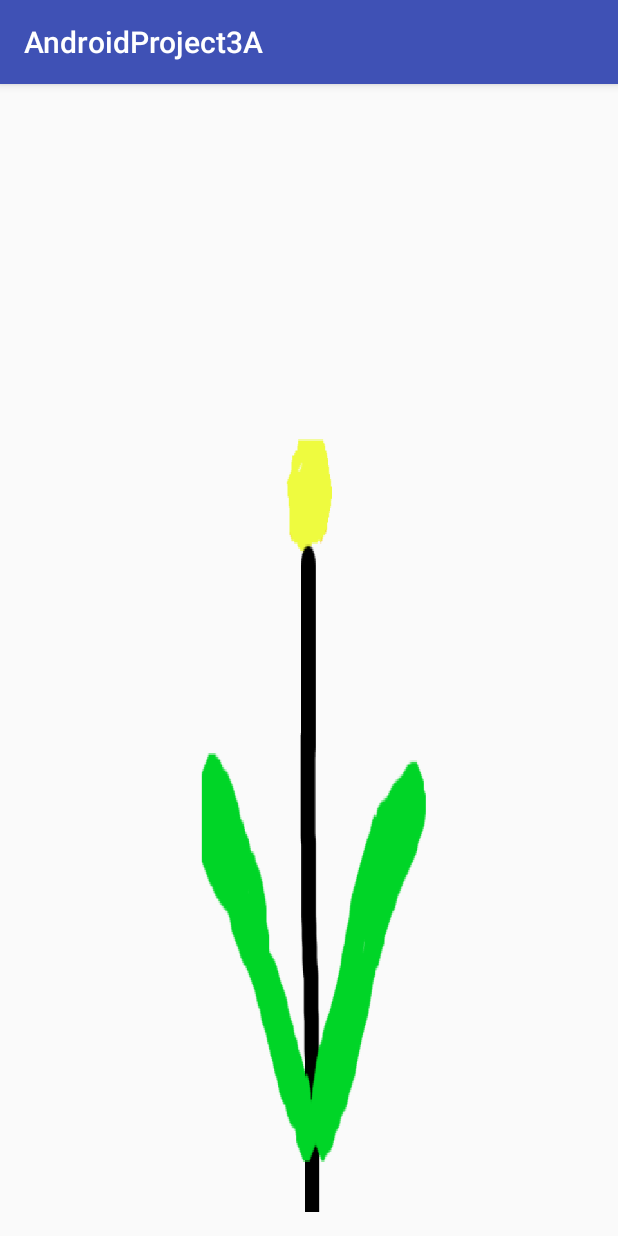
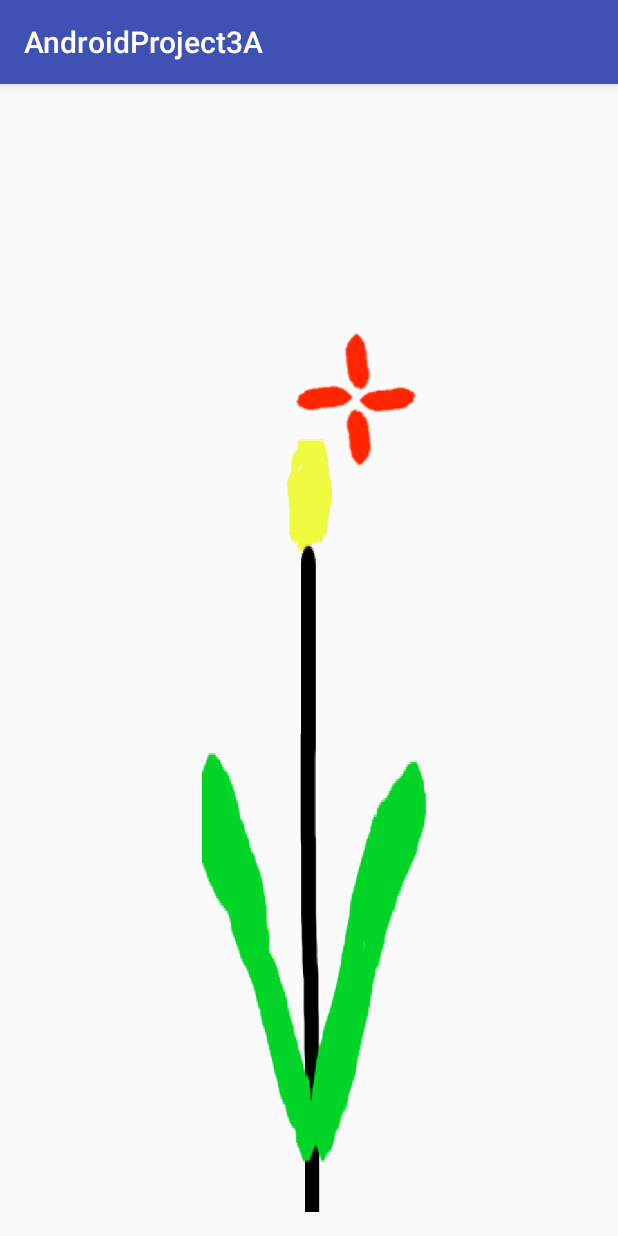
Before and after one commit to roppe546/AndroidProject3A, an Android app: the screen it shows after launch (MainActivity), on a phone screen of 412 x 824 dp. Run offline under Robolectric (Android 15) with nearby library versions, the phone set to English and light mode, and no system bars.

Commit message:
Alpha petal animations

```diff
--- a/app/src/main/java/com/example/robin/androidproject3a/FlowerAnimation.java
+++ b/app/src/main/java/com/example/robin/androidproject3a/FlowerAnimation.java
@@ -74,7 +74,6 @@ public class FlowerAnimation extends View {
         background8temp.recycle();
 
 //        petal = (ImageView) findViewById(R.id.petal1);
-
 //        petals = AnimationUtils.loadAnimation(getContext(), R.anim.nopetals1);
     }
 
--- a/app/src/main/java/com/example/robin/androidproject3a/MainActivity.java
+++ b/app/src/main/java/com/example/robin/androidproject3a/MainActivity.java
@@ -34,6 +34,7 @@ public class MainActivity extends AppCompatActivity {
     private float minAcc = 0;
     private int accCounter = 0;
     private Date time;
+    private Date previousShake;
 
     private FlowerAnimation flowerAnimation;
 
@@ -59,22 +60,16 @@ public class MainActivity extends AppCompatActivity {
         magneticSensor = manager.getDefaultSensor(Sensor.TYPE_MAGNETIC_FIELD);
         flowerAnimation = (FlowerAnimation) findViewById(R.id.flowerView);
 
-        petal1 = (ImageView) findViewById(R.id.petal1);
-        petal1.setVisibility(View.INVISIBLE);
-        petal2 = (ImageView) findViewById(R.id.petal2);
-        petal2.setVisibility(View.INVISIBLE);
-        petal3 = (ImageView) findViewById(R.id.petal3);
-        petal3.setVisibility(View.INVISIBLE);
-        petal4 = (ImageView) findViewById(R.id.petal4);
-        petal4.setVisibility(View.INVISIBLE);
-        petal5 = (ImageView) findViewById(R.id.petal5);
-        petal5.setVisibility(View.INVISIBLE);
+        petal1 = (ImageView) findViewById(R.id.petalup);
+        petal2 = (ImageView) findViewById(R.id.petalright);
+        petal3 = (ImageView) findViewById(R.id.petaldown);
+        petal4 = (ImageView) findViewById(R.id.petalleft);
 
         petalAnimation1 = AnimationUtils.loadAnimation(getApplicationContext(), R.anim.nopetals1);
         petalAnimation2 = AnimationUtils.loadAnimation(getApplicationContext(), R.anim.nopetals2);
         petalAnimation3 = AnimationUtils.loadAnimation(getApplicationContext(), R.anim.nopetals3);
         petalAnimation4 = AnimationUtils.loadAnimation(getApplicationContext(), R.anim.nopetals4);
-        petalAnimation5 = AnimationUtils.loadAnimation(getApplicationContext(), R.anim.nopetals5);
+        previousShake = new Date();
     }
 
     @Override
@@ -100,7 +95,6 @@ public class MainActivity extends AppCompatActivity {
             } else if (event.sensor.getType() == Sensor.TYPE_MAGNETIC_FIELD) {
                 magneticData = event.values;
             }
-
             senseIfShake();
             getOrientation();
         }
@@ -113,6 +107,10 @@ public class MainActivity extends AppCompatActivity {
 
     private boolean senseIfShake() {
         if (accelerometerData != null) {
+
+//            if(new Date().getTime() < previousShake.getTime() + 1000)
+//                return false;
+
             float x = accelerometerData[0];
             float y = accelerometerData[1];
             float z = accelerometerData[2];
@@ -125,7 +123,7 @@ public class MainActivity extends AppCompatActivity {
             if (time == null)
                 time = new Date();
 
-            System.out.println(acceleration);
+//            System.out.println(acceleration);
 
             if (acceleration > maxAcc) {
                 maxAcc = acceleration;
@@ -140,8 +138,9 @@ public class MainActivity extends AppCompatActivity {
                     System.out.println("we HAVE been shaking for 0.2s");
                     if (accCounter >= 5) {
 //                        flowerAnimation.playShake();
+                        accCounter = 0;
+//                        previousShake = new Date();
                         playShake();
-
 //                        System.out.println("we HAVE been shaking for 1.0s");
                     }
                 } else {
@@ -187,7 +186,6 @@ public class MainActivity extends AppCompatActivity {
     }
 
     private void playShake() {
-        petal5.startAnimation(petalAnimation5);
         petal1.startAnimation(petalAnimation1);
         petal2.startAnimation(petalAnimation2);
         petal3.startAnimation(petalAnimation3);
--- a/app/src/main/res/anim/nopetals1.xml
+++ b/app/src/main/res/anim/nopetals1.xml
@@ -4,7 +4,7 @@
     <translate
         android:fromXDelta="0%p"
         android:toXDelta="-35%p"
-        android:fromYDelta="25%p"
+        android:fromYDelta="0%p"
         android:toYDelta="70%p"
         android:duration="1000" />
 
--- a/app/src/main/res/anim/nopetals2.xml
+++ b/app/src/main/res/anim/nopetals2.xml
@@ -4,7 +4,7 @@
     <translate
         android:fromXDelta="0%p"
         android:toXDelta="-5%p"
-        android:fromYDelta="25%p"
+        android:fromYDelta="0%p"
         android:toYDelta="70%p"
         android:duration="1000"/>
 
--- a/app/src/main/res/anim/nopetals3.xml
+++ b/app/src/main/res/anim/nopetals3.xml
@@ -4,7 +4,7 @@
     <translate
         android:fromXDelta="0%p"
         android:toXDelta="15%p"
-        android:fromYDelta="25%p"
+        android:fromYDelta="0%p"
         android:toYDelta="70%p"
         android:duration="1000"/>
 
--- a/app/src/main/res/anim/nopetals4.xml
+++ b/app/src/main/res/anim/nopetals4.xml
@@ -4,7 +4,7 @@
     <translate
         android:fromXDelta="0%p"
         android:toXDelta="35%p"
-        android:fromYDelta="25%p"
+        android:fromYDelta="0%p"
         android:toYDelta="70%p"
         android:duration="1000" />
 
--- a/app/src/main/res/layout/activity_main.xml
+++ b/app/src/main/res/layout/activity_main.xml
@@ -11,53 +11,50 @@
 
     <com.example.robin.androidproject3a.FlowerAnimation
         android:id="@+id/flowerView"
-        android:layout_width="wrap_content"
-        android:layout_height="wrap_content"
+        android:layout_width="match_parent"
+        android:layout_height="match_parent"
         android:layout_alignParentBottom="true"
         android:layout_alignParentLeft="true"
         android:layout_alignParentRight="true"
         android:layout_alignParentTop="true"/>
 
+
     <ImageView
-        android:id="@+id/petal5"
-        android:layout_width="match_parent"
-        android:layout_height="match_parent"
-        android:src="@drawable/nopetals_background"
-        android:layout_alignTop="@+id/petal1"
-        android:layout_alignStart="@+id/petal1" />
+        android:id="@+id/petalleft"
+        android:layout_width="wrap_content"
+        android:layout_height="wrap_content"
+        android:src="@drawable/petalleft"
+        android:layout_marginEnd="117dp"
+        android:layout_alignTop="@+id/petalright"
+        android:layout_alignEnd="@+id/flowerView" />
+
+    <ImageView
+        android:id="@+id/petalup"
+        android:layout_width="wrap_content"
+        android:layout_height="wrap_content"
+        android:src="@drawable/petalup"
+        android:layout_marginBottom="25dp"
+        android:layout_marginStart="22dp"
+        android:layout_alignBottom="@+id/petalleft"
+        android:layout_alignStart="@+id/petalright" />
+
+    <ImageView
+        android:id="@+id/petalright"
+        android:layout_width="wrap_content"
+        android:layout_height="wrap_content"
+        android:src="@drawable/petalright"
+        android:layout_marginTop="173dp"
+        android:layout_alignTop="@+id/flowerView"
+        android:layout_toStartOf="@+id/petalleft" />
+
+    <ImageView
+        android:id="@+id/petaldown"
+        android:layout_width="wrap_content"
+        android:layout_height="wrap_content"
+        android:src="@drawable/petaldown"
+        android:layout_alignTop="@+id/petalleft"
+        android:layout_alignStart="@+id/petalup"
+        android:layout_marginTop="25dp" />
 
 
-    <ImageView
-        android:id="@+id/petal1"
-        android:layout_width="wrap_content"
-        android:layout_height="wrap_content"
-        android:src="@drawable/petal"
-        android:layout_alignTop="@+id/petal2"
-        android:layout_alignParentStart="true"
-        android:layout_marginStart="94dp" />
-
-    <ImageView
-        android:id="@+id/petal2"
-        android:layout_width="wrap_content"
-        android:layout_height="wrap_content"
-        android:src="@drawable/petal"
-        android:layout_alignTop="@+id/petal3"
-        android:layout_alignStart="@+id/petal1" />
-
-    <ImageView
-        android:id="@+id/petal3"
-        android:layout_width="wrap_content"
-        android:layout_height="wrap_content"
-        android:src="@drawable/petal"
-        android:layout_marginTop="35dp"
-        android:layout_alignTop="@+id/flowerView"
-        android:layout_alignStart="@+id/petal1" />
-
-    <ImageView
-        android:id="@+id/petal4"
-        android:layout_width="wrap_content"
-        android:layout_height="wrap_content"
-        android:src="@drawable/petal"
-        android:layout_alignTop="@+id/petal1"
-        android:layout_alignStart="@+id/petal1" />
 </RelativeLayout>
```
